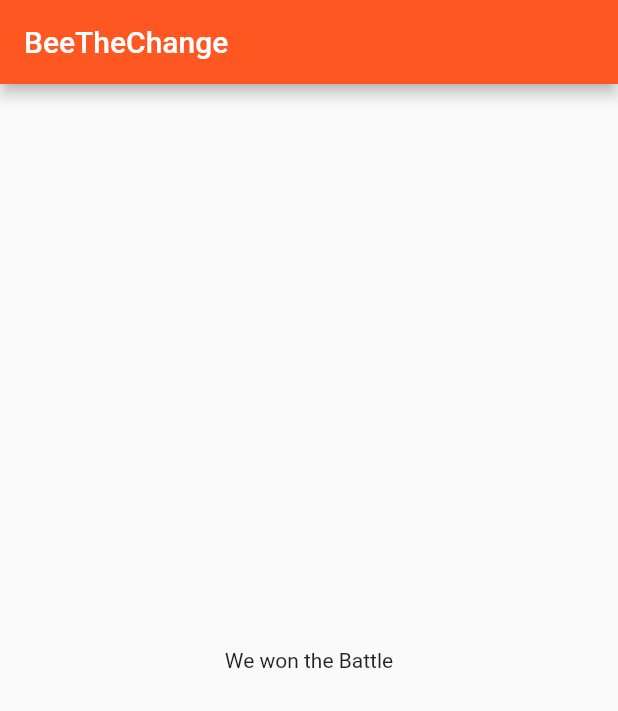
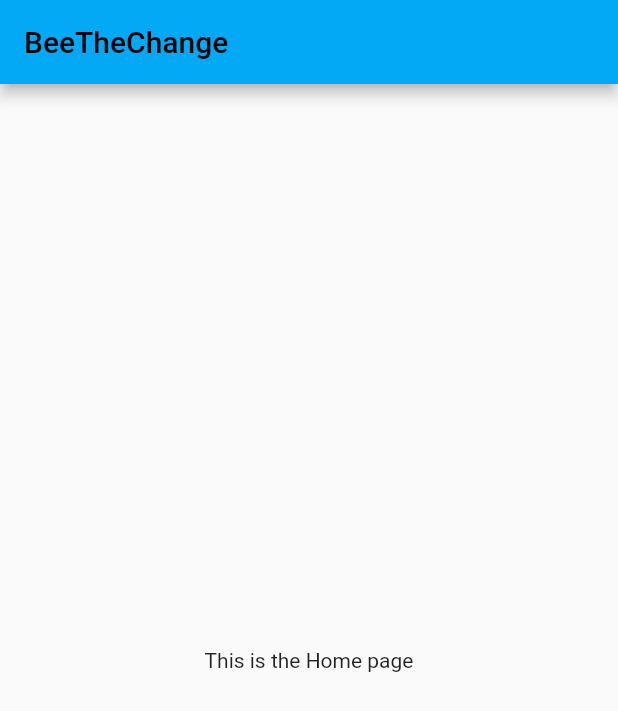
Before and after one commit to vivekmahindrakar/catelogApp, a Flutter app: the screen it shows after launch, on a phone screen of 412 x 824 dp. Shown: the top 711 px of the screen. Run offline on Flutter 3.47's test engine with Material 2 defaults, Android fonts, the phone set to English and light mode, and no system bars; our stand-ins replace matcher.

Commit message:
Day 3 completed => learned theme and routes

```diff
--- a/lib/home_page.dart
+++ /dev/null
@@ -1,23 +0,0 @@
-import 'package:flutter/material.dart';
-import 'package:flutter/src/widgets/framework.dart';
-import 'package:flutter/src/widgets/container.dart';
-import "package:matcher/matcher.dart";
-
-class HomePage extends StatelessWidget {
-  const HomePage({super.key});
-
-  @override
-  Widget build(BuildContext context) {
-    return Scaffold(
-      appBar: AppBar(title: Text("BeeTheChange")),
-      backgroundColor: const Color.fromARGB(255, 112, 3, 76),
-      body: Material(
-        child: Center(
-          child: Container(
-            child: Text("We won the Battle"),
-          ),
-        ),
-      ),
-    );
-  }
-}
--- a/lib/main.dart
+++ b/lib/main.dart
@@ -1,5 +1,6 @@
 import 'package:flutter/material.dart';
-import 'package:flutter_application_1/home_page.dart';
+import 'package:flutter_application_1/pages/home_page.dart';
+import 'package:flutter_application_1/pages/login_page.dart';
 
 import 'package:matcher/matcher.dart';
 
@@ -14,10 +15,13 @@ class MyApp extends StatelessWidget {
   Widget build(BuildContext context) {
     return MaterialApp(
       title: "Be The Change",
+      themeMode: ThemeMode.light,
+      home: HomePage(),
       theme: ThemeData(
-        primarySwatch: Colors.deepOrange,
+        primarySwatch: Colors.lightBlue,
       ),
-      home: HomePage(),
+      //initialRoute: "/",
+      routes: {"/login": (context) => const LoginPage()},
     );
   }
 }
--- /dev/null
+++ b/lib/pages/home_page.dart
@@ -0,0 +1,19 @@
+import 'package:flutter/material.dart';
+
+class HomePage extends StatelessWidget {
+  const HomePage({super.key});
+
+  @override
+  Widget build(BuildContext context) {
+    return Scaffold(
+      appBar: AppBar(
+        title: Text("BeeTheChange"),
+      ),
+      body: Material(
+        child: Center(
+          child: Text("This is the Home page"),
+        ),
+      ),
+    );
+  }
+}
--- /dev/null
+++ b/lib/pages/login_page.dart
@@ -0,0 +1,23 @@
+import 'package:flutter/material.dart';
+
+class LoginPage extends StatelessWidget {
+  const LoginPage({super.key});
+
+  @override
+  Widget build(BuildContext context) {
+    return const MaterialApp(
+      home: Material(
+        child: Center(
+          child: Text(
+            "This is the login page",
+            style: TextStyle(
+                fontSize: 40,
+                fontFamily: "Raleway",
+                fontWeight: FontWeight.bold,
+                color: Color.fromARGB(255, 255, 59, 157)),
+          ),
+        ),
+      ),
+    );
+  }
+}
```
